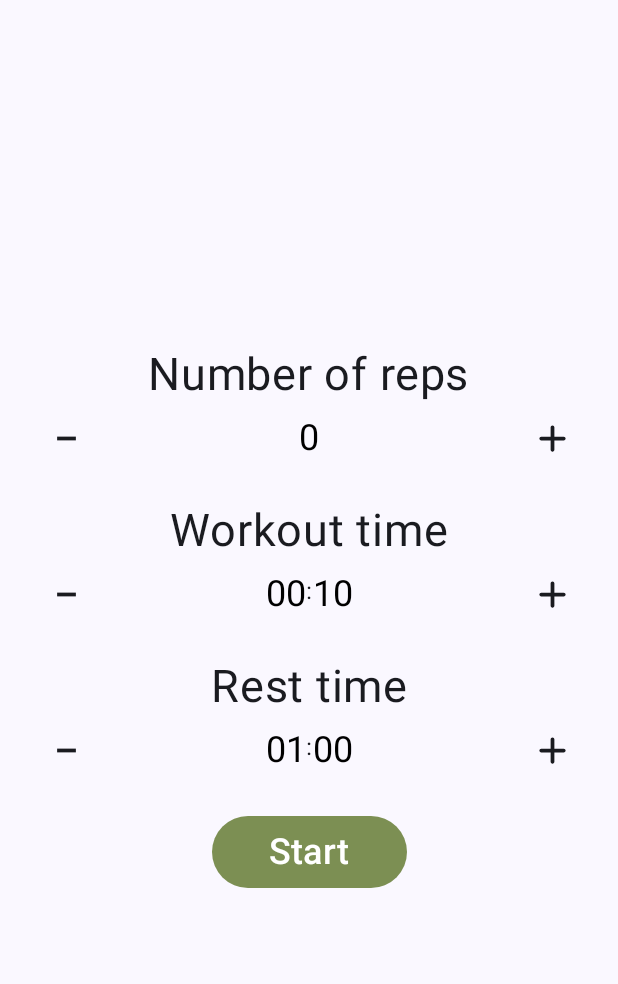
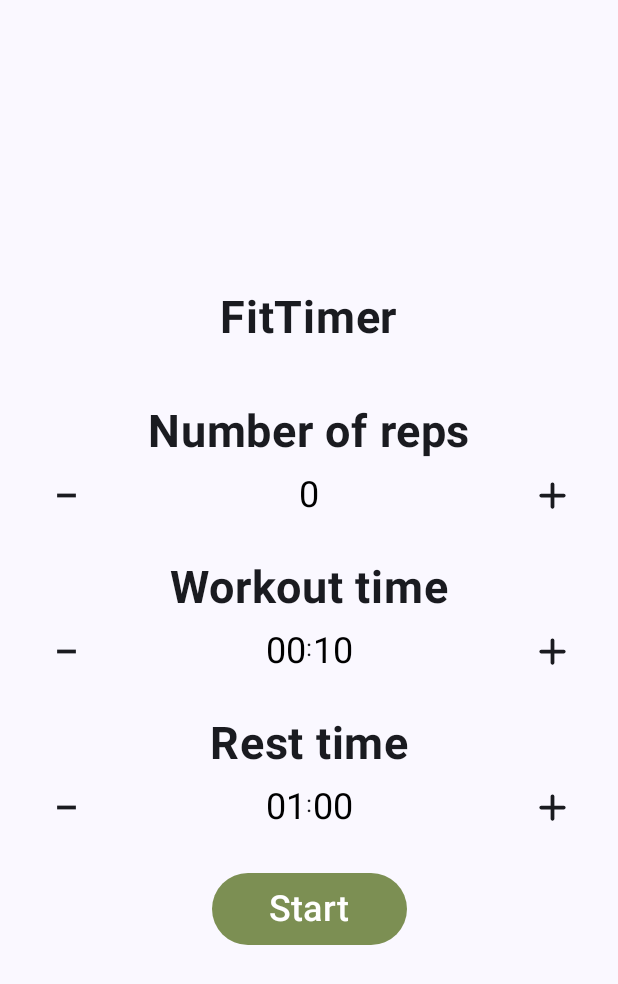
Before and after one commit to lhahut96/fittimer, an Android app built with Jetpack Compose: the screen it shows after launch (MainActivity), on a phone screen of 412 x 824 dp. Shown: the top 984 px of the screen. Run offline under Robolectric (Android 15) with nearby library versions, the phone set to English and light mode, and no system bars.

Commit message:
Rename Screen

```diff
--- a/app/src/main/java/com/example/kotlinproject/ui/FitTImerScreen.kt
+++ b/app/src/main/java/com/example/kotlinproject/ui/FitTimerScreen.kt
@@ -1,41 +1,36 @@
 package com.example.kotlinproject.ui
 
-import androidx.compose.foundation.background
 import androidx.compose.foundation.layout.Arrangement
 import androidx.compose.foundation.layout.Column
 import androidx.compose.foundation.layout.IntrinsicSize
 import androidx.compose.foundation.layout.Row
 import androidx.compose.foundation.layout.Spacer
-import androidx.compose.foundation.layout.defaultMinSize
 import androidx.compose.foundation.layout.fillMaxWidth
 import androidx.compose.foundation.layout.height
 import androidx.compose.foundation.layout.padding
 import androidx.compose.foundation.layout.size
 import androidx.compose.foundation.layout.width
-import androidx.compose.foundation.layout.wrapContentSize
-import androidx.compose.foundation.layout.wrapContentWidth
+import androidx.compose.foundation.rememberScrollState
 import androidx.compose.foundation.text.BasicTextField
 import androidx.compose.foundation.text.KeyboardActions
 import androidx.compose.foundation.text.KeyboardOptions
+import androidx.compose.foundation.verticalScroll
 import androidx.compose.material.icons.Icons
 import androidx.compose.material.icons.rounded.Add
 import androidx.compose.material3.Button
 import androidx.compose.material3.ButtonColors
 import androidx.compose.material3.Icon
 import androidx.compose.material3.IconButton
-import androidx.compose.material3.OutlinedTextField
-import androidx.compose.material3.OutlinedTextFieldDefaults
 import androidx.compose.material3.Text
-import androidx.compose.material3.TextField
 import androidx.compose.runtime.Composable
 import androidx.compose.runtime.collectAsState
 import androidx.compose.ui.Alignment
 import androidx.compose.ui.Modifier
-import androidx.compose.ui.graphics.Color
 import androidx.compose.ui.res.colorResource
 import androidx.compose.ui.res.painterResource
 import androidx.compose.ui.res.stringResource
 import androidx.compose.ui.text.TextStyle
+import androidx.compose.ui.text.font.FontWeight
 import androidx.compose.ui.text.input.KeyboardType
 import androidx.compose.ui.unit.dp
 import androidx.compose.ui.unit.sp
@@ -45,6 +40,7 @@ import com.example.kotlinproject.R
 @Composable
 fun FitTimerScreen(fitTimerViewModel: FitTimerViewModel = viewModel()) {
     val fitTimerState = fitTimerViewModel.uiState.collectAsState()
+    val state = rememberScrollState()
 
     Column(
         verticalArrangement = Arrangement.Center,
@@ -52,7 +48,10 @@ fun FitTimerScreen(fitTimerViewModel: FitTimerViewModel = viewModel()) {
         modifier = Modifier
             .fillMaxWidth()
             .padding(start = 20.dp, end = 20.dp)
+            .verticalScroll(state)
     ) {
+        Text(text = "FitTimer", fontSize = 30.sp, fontWeight = FontWeight.Bold)
+        Spacer(modifier = Modifier.height(40.dp))
         Column(
             verticalArrangement = Arrangement.spacedBy(20.dp, Alignment.CenterVertically),
             horizontalAlignment = Alignment.CenterHorizontally,
@@ -114,7 +113,7 @@ fun FitTimerComponent(
         horizontalAlignment = Alignment.CenterHorizontally,
         modifier = Modifier.fillMaxWidth()
     ) {
-        Text(text = text, fontSize = 30.sp)
+        Text(text = text, fontSize = 30.sp, fontWeight = FontWeight.Bold)
         Row(
             verticalAlignment = Alignment.CenterVertically,
             horizontalArrangement = Arrangement.SpaceBetween,
```
